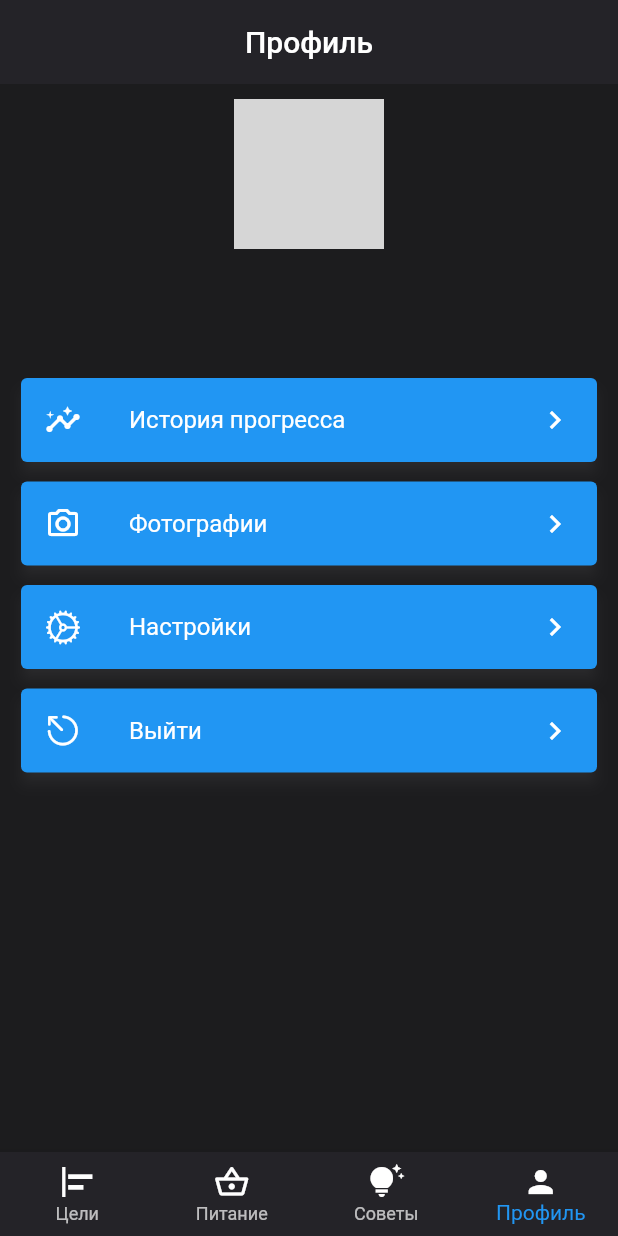
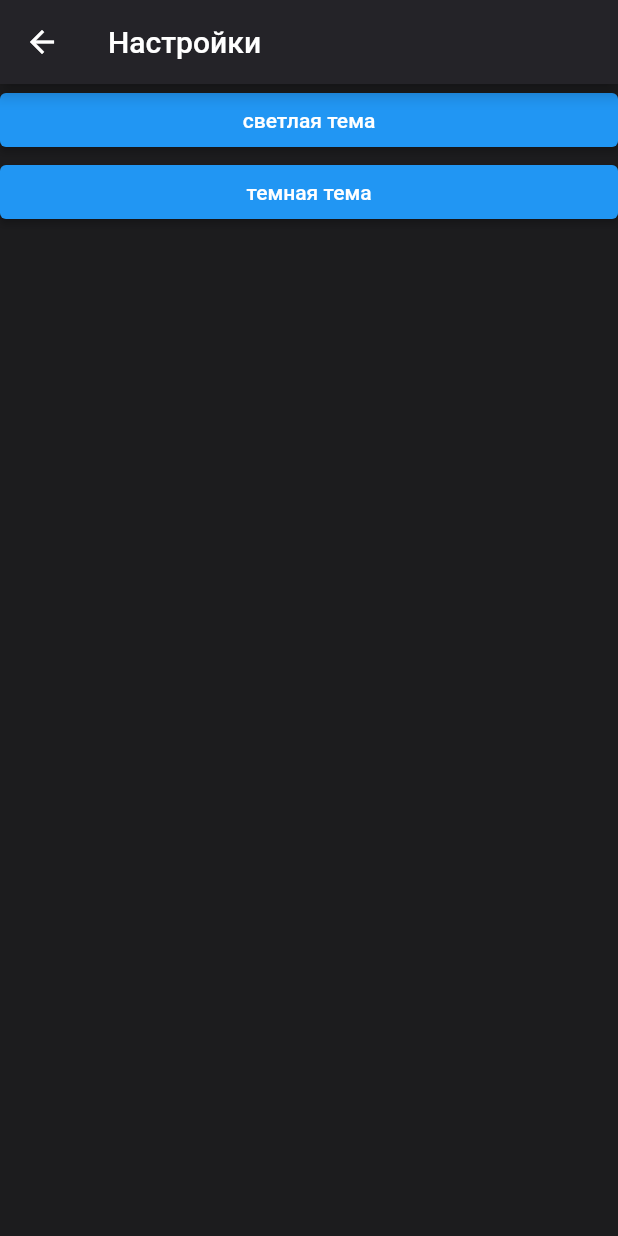
Before and after one commit to DarkHan13/WorkOutGym, a Flutter app: the screen it shows once a user with an empty profile is signed in, item 4 of the bottom bar chosen, after a tap on "Настройки", on a phone screen of 412 x 824 dp. Run offline on Flutter 3.47's test engine with Material 2 defaults, Android fonts, the light colour scheme and no system bars; our stand-ins replace dots_indicator, firebase_auth, firebase_core, flutter_slidable, google_sign_in, hive_flutter and 2 more; missing offline and left inert: bulleted_list; accounts and stored records are empty; network calls fail; grey boxes are pictures that could not be loaded.

Commit message:
added dark and light themes

```diff
--- a/lib/homepage.dart
+++ b/lib/homepage.dart
@@ -1,6 +1,6 @@
 import 'package:flutter/material.dart';
 import 'package:work_out_gym/pages/goals.dart';
-import 'package:work_out_gym/pages/nutrition.dart';
+import 'package:work_out_gym/pages/nutrition/nutrition.dart';
 import 'package:work_out_gym/pages/profile.dart';
 import 'package:work_out_gym/pages/tips.dart';
 
@@ -31,27 +31,27 @@ class _HomePageState extends State<HomePage> {
   Widget build(BuildContext context) {
     return Scaffold(
       body: _pages[_selectedIndex],
-      backgroundColor: const Color(0xFF1c1c1e),
       bottomNavigationBar: BottomNavigationBar(
         currentIndex: _selectedIndex,
         onTap: _navigateBottomBar,
         type: BottomNavigationBarType.fixed,
-        selectedItemColor: Colors.blue,
-        unselectedItemColor: Colors.white70,
         items: const [
           BottomNavigationBarItem(
-              icon: Icon(Icons.align_horizontal_left, color: Colors.white),
+              icon: Icon(Icons.align_horizontal_left),
               label: 'Цели',
           ),
           BottomNavigationBarItem(
-              icon: Icon(Icons.shopping_basket_outlined, color: Colors.white),
-              label: 'Питание'),
+              icon: Icon(Icons.shopping_basket_outlined),
+              label: 'Питание'
+          ),
           BottomNavigationBarItem(
-              icon: Icon(Icons.tips_and_updates, color: Colors.white),
-              label: 'Советы'),
+              icon: Icon(Icons.tips_and_updates),
+              label: 'Советы',
+          ),
           BottomNavigationBarItem(
-              icon: Icon(Icons.person, color: Colors.white),
-              label: 'Профиль'),
+              icon: Icon(Icons.person),
+              label: 'Профиль',
+          ),
         ],
       ),
     );
--- a/lib/main.dart
+++ b/lib/main.dart
@@ -1,10 +1,10 @@
 import 'package:firebase_core/firebase_core.dart';
 import 'package:flutter/material.dart';
 import 'package:hive_flutter/hive_flutter.dart';
+import 'package:provider/provider.dart';
 import 'package:work_out_gym/firebase_options.dart';
 import 'package:work_out_gym/pages/auth.dart';
-import 'package:work_out_gym/pages/login.dart';
-import 'homepage.dart';
+import 'package:work_out_gym/theme_provider.dart';
 
 void main() async{
 
@@ -17,22 +17,26 @@ void main() async{
   var box = await Hive.openBox('mybox');
 
 
-  runApp(const MyApp());
+  runApp(
+      ChangeNotifierProvider<ThemeProvider>(
+        create: (_) => ThemeProvider(),
+        child: MyApp(),
+      )
+  );
 }
 
 class MyApp extends StatelessWidget {
-  const MyApp({super.key});
-  @override
-  Widget build(BuildContext context) {
-    return MaterialApp(
-      theme: ThemeData(
+  MyApp({super.key});
+
+  final ThemeData darkTheme = ThemeData(
+    primaryColor: Colors.white,
     scaffoldBackgroundColor: const Color(0xFF1c1c1e),
     appBarTheme: const AppBarTheme(
       backgroundColor: Color(0xFF242328),
-          // backgroundColor: Colors.deepOrange,
     ),
     bottomNavigationBarTheme: const BottomNavigationBarThemeData(
       backgroundColor: Color(0xFF242328),
+      unselectedItemColor: Colors.white,
     ),
     textTheme: const TextTheme(
       bodyMedium: TextStyle(
@@ -42,6 +46,59 @@ class MyApp extends StatelessWidget {
         color: Colors.white,
       ),
     ),
+  );
+
+  final ThemeData lightTheme = ThemeData(
+    primaryColor: Colors.black,
+    scaffoldBackgroundColor: const Color(0xFFF8F6F4),
+    appBarTheme: const AppBarTheme(
+      backgroundColor: Color(0xFFC4DFDF),
+      titleTextStyle: TextStyle(
+        color: Colors.black,
+      ),
+      iconTheme: IconThemeData(
+        color: Colors.black,
+      ),
+    ),
+    tabBarTheme: const TabBarTheme(
+        labelColor: Colors.black87,
+        indicator: UnderlineTabIndicator(
+          borderSide: BorderSide(
+              color: Colors.orange,
+              width: 3.0
+          ),
+        )
+    ),
+    bottomNavigationBarTheme: const BottomNavigationBarThemeData(
+      backgroundColor: Color(0xFFC4DFDF),
+      unselectedItemColor: Colors.black87,
+      selectedItemColor: Colors.orange,
+    ),
+    textTheme: const TextTheme(
+      bodyMedium: TextStyle(
+        color: Colors.black,
+      ),
+      titleMedium: TextStyle(
+        color: Colors.black,
+      ),
+    ),
+  );
+
+  ThemeData themePicker(ThemeName themeName) {
+    if (themeName == ThemeName.dark) {
+      return darkTheme;
+    } else if (themeName == ThemeName.light) {
+      return lightTheme;
+    } else {
+      return darkTheme;
+    }
+  }
+
+  @override
+  Widget build(BuildContext context) {
+    return MaterialApp(
+      theme: themePicker(
+          Provider.of<ThemeProvider>(context).themeName,
       ),
       debugShowCheckedModeBanner: false,
       home: const AuthPage(),
--- a/lib/pages/drying_breakfast.dart
+++ b/lib/pages/nutrition/drying_breakfast.dart
@@ -1,6 +1,6 @@
 import 'package:flutter/material.dart';
-import 'package:work_out_gym/pages/four_meal.dart';
-import 'package:work_out_gym/pages/meal.dart';
+import 'package:work_out_gym/pages/nutrition/four_meal.dart';
+import 'package:work_out_gym/pages/nutrition/meal.dart';
 
 class DryingBreakfast extends StatelessWidget {
   const DryingBreakfast({super.key});
--- a/lib/pages/drying_dinner.dart
+++ b/lib/pages/nutrition/drying_dinner.dart
@@ -1,6 +1,6 @@
 import 'package:flutter/material.dart';
-import 'package:work_out_gym/pages/four_meal.dart';
-import 'package:work_out_gym/pages/meal.dart';
+import 'package:work_out_gym/pages/nutrition/four_meal.dart';
+import 'package:work_out_gym/pages/nutrition/meal.dart';
 
 class DryingDinner extends StatelessWidget {
   const DryingDinner({super.key});
--- a/lib/pages/drying_lunch.dart
+++ b/lib/pages/nutrition/drying_lunch.dart
@@ -1,6 +1,6 @@
 import 'package:flutter/material.dart';
-import 'package:work_out_gym/pages/four_meal.dart';
-import 'package:work_out_gym/pages/meal.dart';
+import 'package:work_out_gym/pages/nutrition/four_meal.dart';
+import 'package:work_out_gym/pages/nutrition/meal.dart';
 
 class DryingLunch extends StatelessWidget {
   const DryingLunch({super.key});
--- a/lib/pages/drying_snacks.dart
+++ b/lib/pages/nutrition/drying_snacks.dart
@@ -1,6 +1,6 @@
 import 'package:flutter/material.dart';
-import 'package:work_out_gym/pages/four_meal.dart';
-import 'package:work_out_gym/pages/meal.dart';
+import 'package:work_out_gym/pages/nutrition/four_meal.dart';
+import 'package:work_out_gym/pages/nutrition/meal.dart';
 
 class DryingSnacks extends StatelessWidget {
   const DryingSnacks({super.key});
--- a/lib/pages/four_meal.dart
+++ b/lib/pages/nutrition/four_meal.dart
@@ -1,6 +1,6 @@
 import 'package:dots_indicator/dots_indicator.dart';
 import 'package:flutter/material.dart';
-import 'package:work_out_gym/pages/meal.dart';
+import 'package:work_out_gym/pages/nutrition/meal.dart';
 
 class FourMeal extends StatefulWidget {
   const FourMeal({
--- a/lib/pages/meal.dart
+++ b/lib/pages/nutrition/meal.dart
@@ -40,10 +40,8 @@ class _MealState extends State<Meal> {
         Text(widget.name),
         const Text('Ингридиенты'),
         BulletedList(
-          style: const TextStyle(
-            color: Colors.white,
-          ),
-          bulletColor: Colors.white,
+          style: Theme.of(context).textTheme.bodyMedium,
+          bulletColor: Theme.of(context).primaryColor,
           listItems: widget.ingredients,
         ),
       ],
--- a/lib/pages/profile.dart
+++ b/lib/pages/profile.dart
@@ -2,6 +2,7 @@ import 'package:firebase_auth/firebase_auth.dart';
 import 'package:flutter/cupertino.dart';
 import 'package:flutter/material.dart';
 import 'package:work_out_gym/pages/profile/profile_images.dart';
+import 'package:work_out_gym/pages/settings.dart';
 
 class UserProfile extends StatelessWidget {
   UserProfile({super.key});
@@ -100,13 +101,19 @@ List<CustomListTile> customListTiles = [
     title: "Фотографии",
     onTap: (context) {
       Navigator.of(context).push(
-          MaterialPageRoute(builder: (context) => ProfileImages()));
+          MaterialPageRoute(builder: (context) => const ProfileImages()));
     },
   ),
   CustomListTile(
     title: "Настройки",
     icon: CupertinoIcons.settings,
-    onTap: (context) {},
+    onTap: (context) {
+      Navigator.of(context).push(
+        MaterialPageRoute(
+            builder: (context) => const Settings(),
+        ),
+      );
+    },
   ),
   CustomListTile(
     title: "Выйти",
--- /dev/null
+++ b/lib/pages/settings.dart
@@ -0,0 +1,35 @@
+import 'package:flutter/material.dart';
+import 'package:provider/provider.dart';
+import '../theme_provider.dart';
+
+class Settings extends StatelessWidget {
+  const Settings({super.key});
+
+  @override
+  Widget build(BuildContext context) {
+    final themeProvider = Provider.of<ThemeProvider>(context);
+
+    return Scaffold(
+      appBar: AppBar(
+        title: const Text('Настройки'),
+      ),
+      body: ListView(
+        children: <Widget>[
+          ElevatedButton(
+              onPressed: () {
+                themeProvider.toggleTheme(ThemeName.light);
+              },
+              child: const Text('светлая тема'),
+          ),
+          ElevatedButton(
+            onPressed: () {
+              themeProvider.toggleTheme(ThemeName.dark);
+            },
+            child: const Text('темная тема'),
+          ),
+        ],
+      ),
+    );
+  }
+
+}
--- /dev/null
+++ b/lib/theme_provider.dart
@@ -0,0 +1,16 @@
+import 'package:flutter/material.dart';
+
+enum ThemeName {
+  dark,
+  light,
+  defaultTheme,
+}
+
+class ThemeProvider with ChangeNotifier {
+  ThemeName themeName = ThemeName.dark;
+
+  void toggleTheme(ThemeName themeName) {
+    this.themeName = themeName;
+    notifyListeners();
+  }
+}
--- a/pubspec.yaml
+++ b/pubspec.yaml
@@ -43,6 +43,7 @@ dependencies:
   youtube_player_flutter: ^8.1.2
   bulleted_list: ^0.0.1+0.1a
   dots_indicator: ^3.0.0
+  provider: ^6.0.5
 
 dev_dependencies:
   flutter_test:
```
Also changed, not shown: lib/pages/nutrition/nutrition.dart (renamed from lib/pages/nutrition.dart, +4 -4 lines), pubspec.lock, 1 other file. Lines whose indentation alone changed are shown as unchanged.
